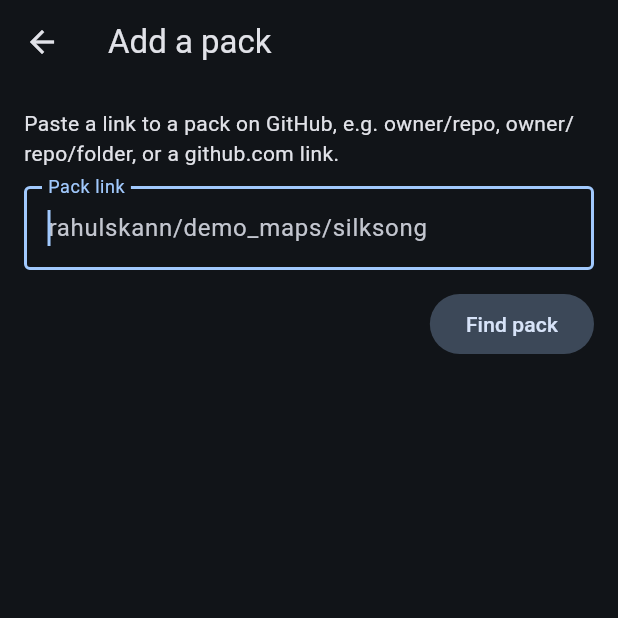
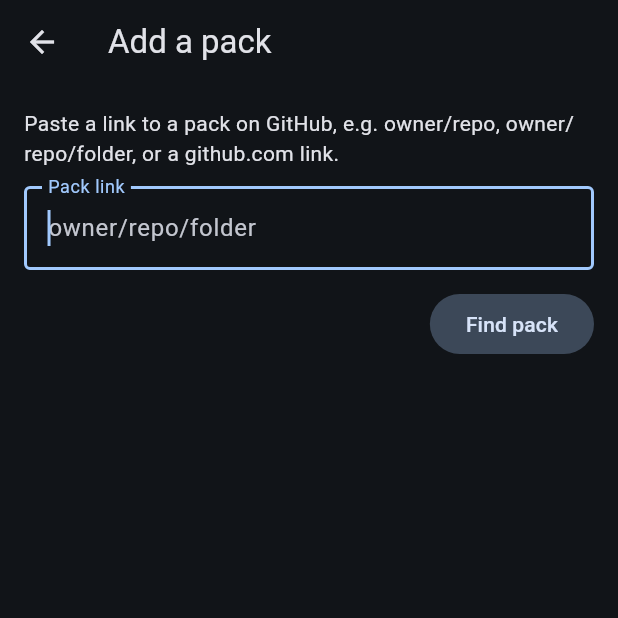
Before and after one commit to rahulskann/TOME, a Flutter app: the AddPackScreen screen opened directly, on a phone screen of 412 x 824 dp, the top half of it. Run offline on Flutter 3.47's test engine with Material 3 defaults, Android fonts, the phone set to English and light mode, and no system bars; our stand-ins replace flutter_map, latlong2, share_plus, shared_preferences; accounts and stored records are empty.

Commit message:
Neutral example link on the Add pack screen
Keeps the app free of game-specific links ahead of Play review.

```diff
--- a/app/lib/pack/add_pack_screen.dart
+++ b/app/lib/pack/add_pack_screen.dart
@@ -97,7 +97,7 @@ class _AddPackScreenState extends State<AddPackScreen> {
                 autocorrect: false,
                 decoration: const InputDecoration(
                   labelText: 'Pack link',
-                  hintText: 'rahulskann/demo_maps/silksong',
+                  hintText: 'owner/repo/folder',
                   border: OutlineInputBorder(),
                 ),
                 onSubmitted: (_) => _find(),
```
